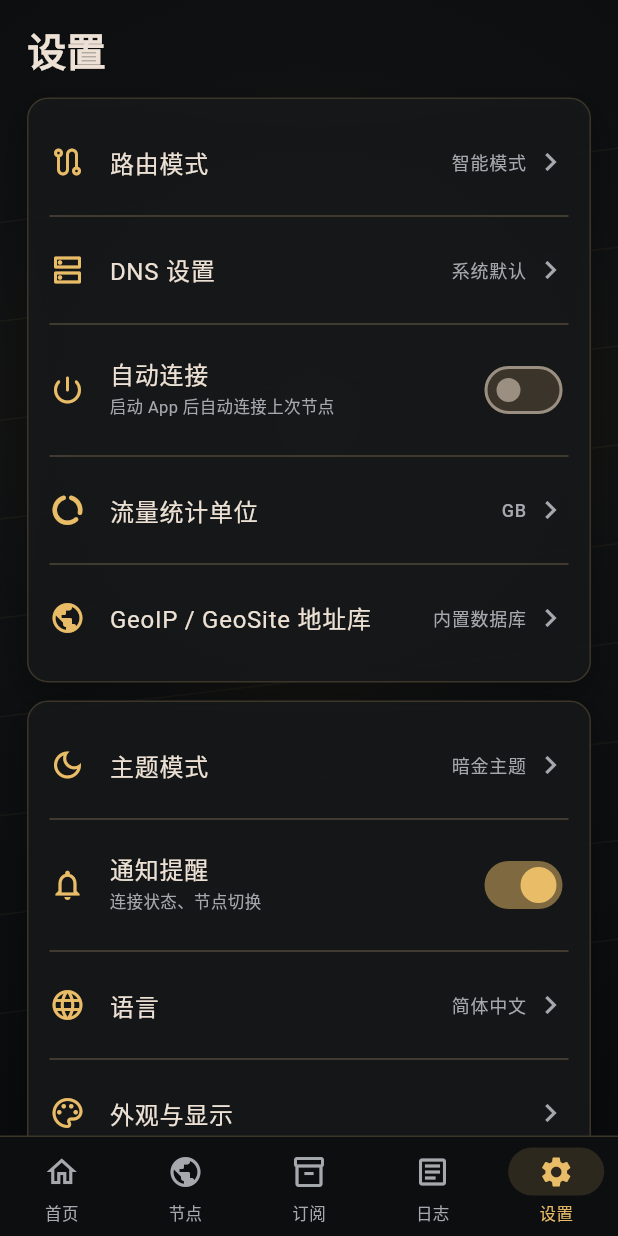
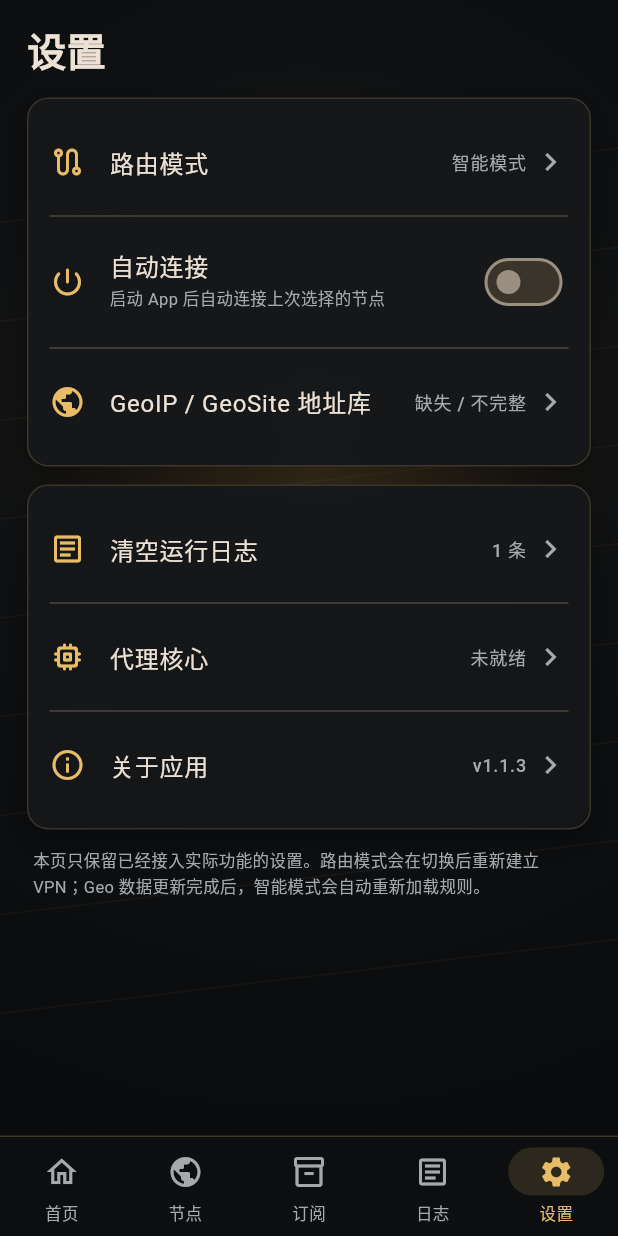
Before and after one commit to dcbc007/proxy, a Flutter app: the screen it shows after launch, item 5 of the bottom bar chosen, on a phone screen of 412 x 824 dp. Run offline on Flutter 3.47's test engine with Material 3 defaults, Android fonts, the phone set to English and light mode, and no system bars; our stand-ins replace shared_preferences; missing offline and left inert: mobile_scanner, v2ray_box.

Commit message:
Replace placeholder settings with working controls

```diff
--- a/lib/screens/settings_screen.dart
+++ b/lib/screens/settings_screen.dart
@@ -1,20 +1,12 @@
 import 'package:flutter/material.dart';
 import 'package:provider/provider.dart';
+
+import '../state/app_state.dart';
 import '../theme/app_theme.dart';
-import '../state/app_state.dart';
 import '../widgets/gold_card.dart';
 
-class SettingsScreen extends StatefulWidget {
+class SettingsScreen extends StatelessWidget {
   const SettingsScreen({super.key});
-
-  @override
-  State<SettingsScreen> createState() => _SettingsScreenState();
-}
-
-class _SettingsScreenState extends State<SettingsScreen> {
-  bool autoConnect = false;
-  bool notify = true;
-  String dns = '系统默认';
 
   @override
   Widget build(BuildContext context) {
@@ -22,82 +14,191 @@ class _SettingsScreenState extends State<SettingsScreen> {
     return ListView(
       padding: const EdgeInsets.fromLTRB(18, 14, 18, 30),
       children: [
-        const Text('设置', style: TextStyle(fontSize: 26, fontWeight: FontWeight.w800)),
+        const Text(
+          '设置',
+          style: TextStyle(fontSize: 26, fontWeight: FontWeight.w800),
+        ),
         const SizedBox(height: 14),
         GoldCard(
-          child: Column(children: [
-            _row(Icons.route_outlined, '路由模式', state.mode),
-            const Divider(),
-            _row(Icons.dns_outlined, 'DNS 设置', dns),
+          child: Column(
+            children: [
+              _row(
+                Icons.route_outlined,
+                '路由模式',
+                state.mode,
+                onTap: () => _pickRouteMode(context, state),
+              ),
               const Divider(),
               SwitchListTile(
                 contentPadding: EdgeInsets.zero,
-              value: autoConnect,
+                value: state.autoConnect,
                 activeColor: AppColors.gold,
-              onChanged: (v) => setState(() => autoConnect = v),
-              secondary: const Icon(Icons.power_settings_new_rounded, color: AppColors.gold),
+                onChanged: state.setAutoConnect,
+                secondary: const Icon(
+                  Icons.power_settings_new_rounded,
+                  color: AppColors.gold,
+                ),
                 title: const Text('自动连接'),
-              subtitle: const Text('启动 App 后自动连接上次节点', style: TextStyle(color: AppColors.text2, fontSize: 11)),
+                subtitle: const Text(
+                  '启动 App 后自动连接上次选择的节点',
+                  style: TextStyle(color: AppColors.text2, fontSize: 11),
                 ),
-            const Divider(),
-            _row(Icons.data_usage_rounded, '流量统计单位', 'GB'),
+              ),
               const Divider(),
               _row(
                 Icons.public_rounded,
                 'GeoIP / GeoSite 地址库',
-              state.updatingGeo ? '更新中…' : state.geoUpdatedText,
+                state.updatingGeo
+                    ? '更新中…'
+                    : (state.geoAssetsReady
+                        ? state.geoUpdatedText
+                        : '缺失 / 不完整'),
                 onTap: state.updatingGeo
                     ? null
-                  : () async {
+                    : () => _updateGeo(context),
+              ),
+            ],
+          ),
+        ),
+        const SizedBox(height: 12),
+        GoldCard(
+          child: Column(
+            children: [
+              _row(
+                Icons.article_outlined,
+                '清空运行日志',
+                '${state.logs.length} 条',
+                onTap: () {
+                  state.clearLogs();
+                  ScaffoldMessenger.of(context).showSnackBar(
+                    const SnackBar(content: Text('运行日志已清空')),
+                  );
+                },
+              ),
+              const Divider(),
+              _row(
+                Icons.memory_rounded,
+                '代理核心',
+                state.coreReady
+                    ? (state.coreVersion.isEmpty ? '已就绪' : state.coreVersion)
+                    : '未就绪',
+                onTap: () => _showCoreInfo(context, state),
+              ),
+              const Divider(),
+              _row(
+                Icons.info_outline,
+                '关于应用',
+                'v${state.appVersion}',
+                onTap: () => _showAbout(context, state),
+              ),
+            ],
+          ),
+        ),
+        const SizedBox(height: 12),
+        const Padding(
+          padding: EdgeInsets.symmetric(horizontal: 4),
+          child: Text(
+            '本页只保留已经接入实际功能的设置。路由模式会在切换后重新建立 VPN；Geo 数据更新完成后，智能模式会自动重新加载规则。',
+            style: TextStyle(
+              color: AppColors.text2,
+              fontSize: 11,
+              height: 1.5,
+            ),
+          ),
+        ),
+      ],
+    );
+  }
+
+  Future<void> _pickRouteMode(BuildContext context, AppState state) async {
+    final value = await showModalBottomSheet<String>(
+      context: context,
+      backgroundColor: AppColors.card,
+      builder: (context) => SafeArea(
+        child: Padding(
+          padding: const EdgeInsets.fromLTRB(18, 18, 18, 24),
+          child: Column(
+            mainAxisSize: MainAxisSize.min,
+            crossAxisAlignment: CrossAxisAlignment.stretch,
+            children: [
+              const Text(
+                '选择路由模式',
+                style: TextStyle(fontSize: 18, fontWeight: FontWeight.w800),
+              ),
+              const SizedBox(height: 12),
+              for (final mode in const ['智能模式', '全局模式', '直连模式'])
+                RadioListTile<String>(
+                  value: mode,
+                  groupValue: state.mode,
+                  activeColor: AppColors.gold,
+                  title: Text(mode),
+                  subtitle: Text(
+                    mode == '智能模式'
+                        ? '中国大陆与局域网直连，其他流量走代理'
+                        : mode == '全局模式'
+                            ? '所有 TCP / UDP 流量走代理'
+                            : '所有 TCP / UDP 流量直连',
+                    style: const TextStyle(
+                      color: AppColors.text2,
+                      fontSize: 11,
+                    ),
+                  ),
+                  onChanged: (v) => Navigator.pop(context, v),
+                ),
+            ],
+          ),
+        ),
+      ),
+    );
+    if (value != null && context.mounted) {
+      await context.read<AppState>().setMode(value);
+    }
+  }
+
+  Future<void> _updateGeo(BuildContext context) async {
     try {
       await context.read<AppState>().updateGeoAssets();
       if (context.mounted) {
         ScaffoldMessenger.of(context).showSnackBar(
-                            const SnackBar(content: Text('GeoIP / GeoSite 更新完成')),
+          const SnackBar(content: Text('GeoIP / GeoSite 更新完成并已校验')),
         );
       }
-                      } catch (_) {
+    } catch (e) {
       if (context.mounted) {
         ScaffoldMessenger.of(context).showSnackBar(
-                            const SnackBar(content: Text('Geo 数据更新失败，请查看日志')),
+          SnackBar(content: Text('Geo 数据更新失败：$e')),
         );
       }
     }
-                    },
+  }
+
+  void _showCoreInfo(BuildContext context, AppState state) {
+    showDialog<void>(
+      context: context,
+      builder: (context) => AlertDialog(
+        title: const Text('代理核心'),
+        content: Text(
+          state.coreReady
+              ? '核心已就绪${state.coreVersion.isEmpty ? '' : ' · ${state.coreVersion}'}\n\n'
+                  'Xray 用于普通单节点连接；sing-box 用于 Hysteria2、Snell 和启用前置代理的链式连接。'
+              : '代理核心未就绪，请查看运行日志。',
         ),
-          ]),
-        ),
-        const SizedBox(height: 12),
-        GoldCard(
-          child: Column(children: [
-            _row(Icons.dark_mode_outlined, '主题模式', '暗金主题'),
-            const Divider(),
-            SwitchListTile(
-              contentPadding: EdgeInsets.zero,
-              value: notify,
-              activeColor: AppColors.gold,
-              onChanged: (v) => setState(() => notify = v),
-              secondary: const Icon(Icons.notifications_none, color: AppColors.gold),
-              title: const Text('通知提醒'),
-              subtitle: const Text('连接状态、节点切换', style: TextStyle(color: AppColors.text2, fontSize: 11)),
-            ),
-            const Divider(),
-            _row(Icons.language, '语言', '简体中文'),
-            const Divider(),
-            _row(Icons.palette_outlined, '外观与显示', ''),
-          ]),
-        ),
-        const SizedBox(height: 12),
-        GoldCard(
-          child: Column(children: [
-            _row(Icons.update_rounded, '检查更新', 'v${state.appVersion}'),
-            const Divider(),
-            _row(Icons.info_outline, '关于应用', ''),
-            const Divider(),
-            _row(Icons.help_outline, '帮助与反馈', ''),
-          ]),
+        actions: [
+          TextButton(
+            onPressed: () => Navigator.pop(context),
+            child: const Text('确定'),
           ),
         ],
+      ),
+    );
+  }
+
+  void _showAbout(BuildContext context, AppState state) {
+    showAboutDialog(
+      context: context,
+      applicationName: 'AurumProxy',
+      applicationVersion: state.appVersion,
+      applicationLegalese: 'Android ARM64 · Xray + sing-box',
     );
   }
 
@@ -105,16 +206,32 @@ class _SettingsScreenState extends State<SettingsScreen> {
     IconData icon,
     String title,
     String trailing, {
-    VoidCallback? onTap,
-  }) => ListTile(
+    required VoidCallback? onTap,
+  }) =>
+      ListTile(
         contentPadding: EdgeInsets.zero,
         leading: Icon(icon, color: AppColors.gold),
         title: Text(title),
-        trailing: Row(mainAxisSize: MainAxisSize.min, children: [
-          if (trailing.isNotEmpty) Text(trailing, style: const TextStyle(color: AppColors.text2, fontSize: 12)),
+        trailing: Row(
+          mainAxisSize: MainAxisSize.min,
+          children: [
+            if (trailing.isNotEmpty)
+              ConstrainedBox(
+                constraints: const BoxConstraints(maxWidth: 170),
+                child: Text(
+                  trailing,
+                  overflow: TextOverflow.ellipsis,
+                  style: const TextStyle(
+                    color: AppColors.text2,
+                    fontSize: 12,
+                  ),
+                ),
+              ),
             const SizedBox(width: 4),
+            if (onTap != null)
               const Icon(Icons.chevron_right, color: AppColors.text2),
-        ]),
+          ],
+        ),
         onTap: onTap,
       );
 }
```
Lines whose indentation alone changed are shown as unchanged.
